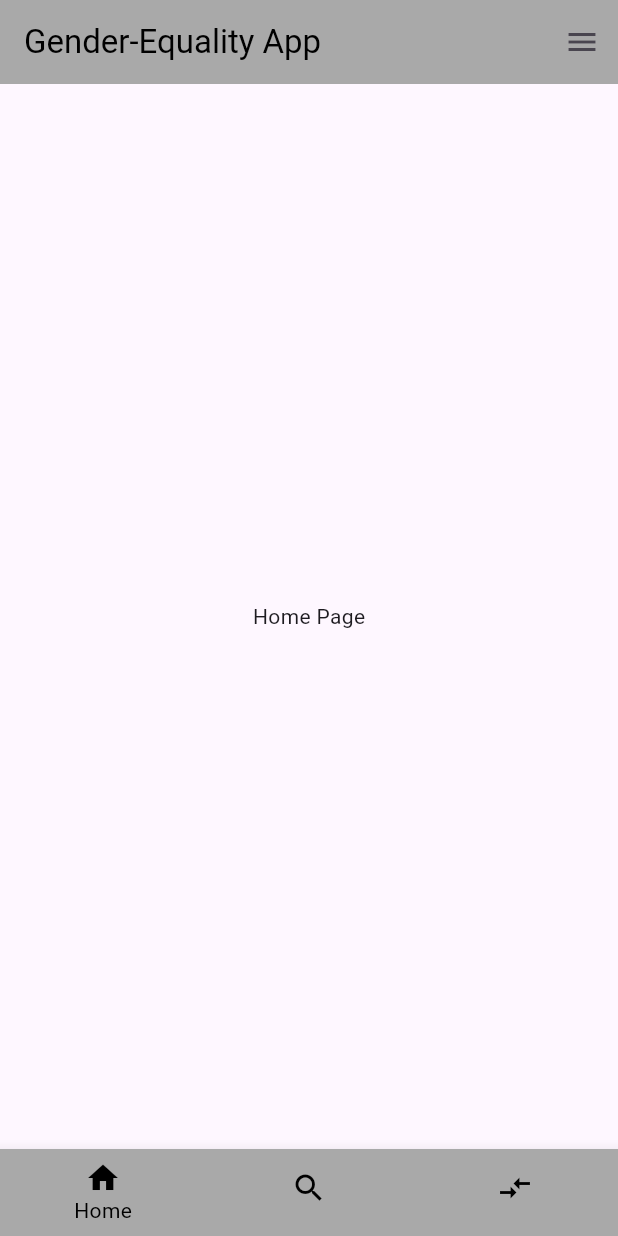
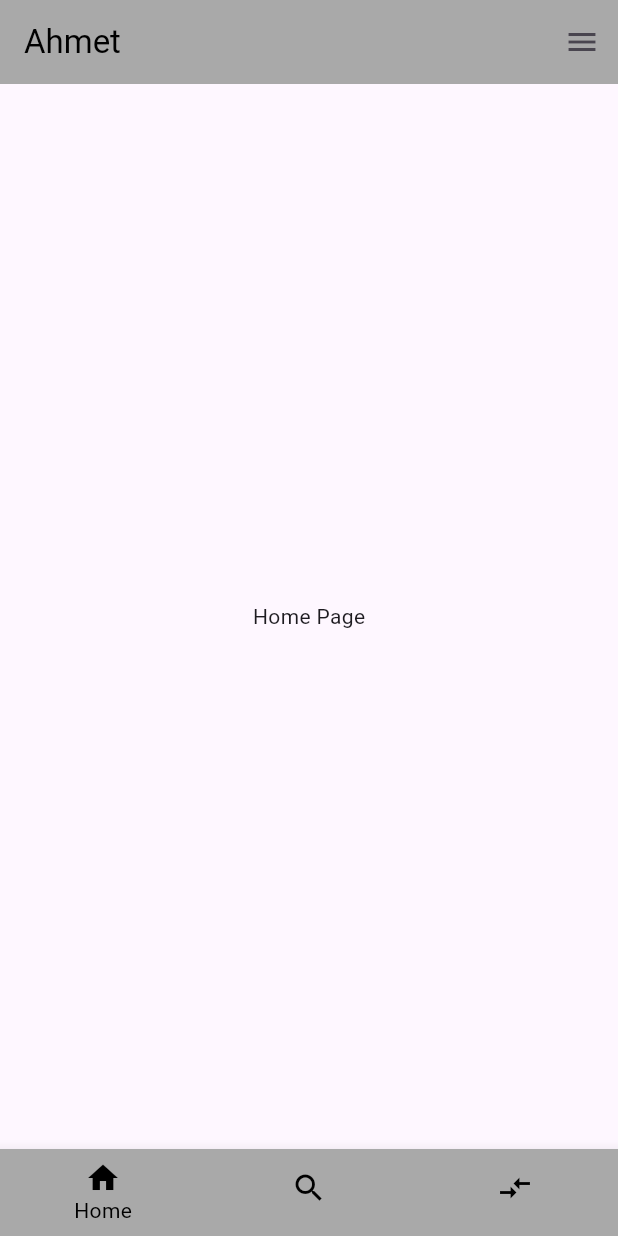
Before and after one commit to AhmetKoca32/Solution-Challenge-Project, a Flutter app: the screen it shows after launch, on a phone screen of 412 x 824 dp. Run offline on Flutter 3.47's test engine with Material 3 defaults, Android fonts, the phone set to English and light mode, and no system bars.

Commit message:
Revert "Ufak değişiklikler"

```diff
--- a/lib/pages/nav_bar.dart
+++ b/lib/pages/nav_bar.dart
@@ -31,8 +31,7 @@ class _NavBarState extends State<NavBar> {
     return Scaffold(
       appBar: AppBar(
         backgroundColor: AppColors.mediumGray,
-        title:
-            Text('Gender-Equality App', style: TextStyle(color: Colors.black)),
+        title: Text('Ahmet', style: TextStyle(color: Colors.black)),
         actions: [IconButton(onPressed: () {}, icon: Icon(Icons.menu))],
       ),
       body: _pages[_selectedPage],
```
